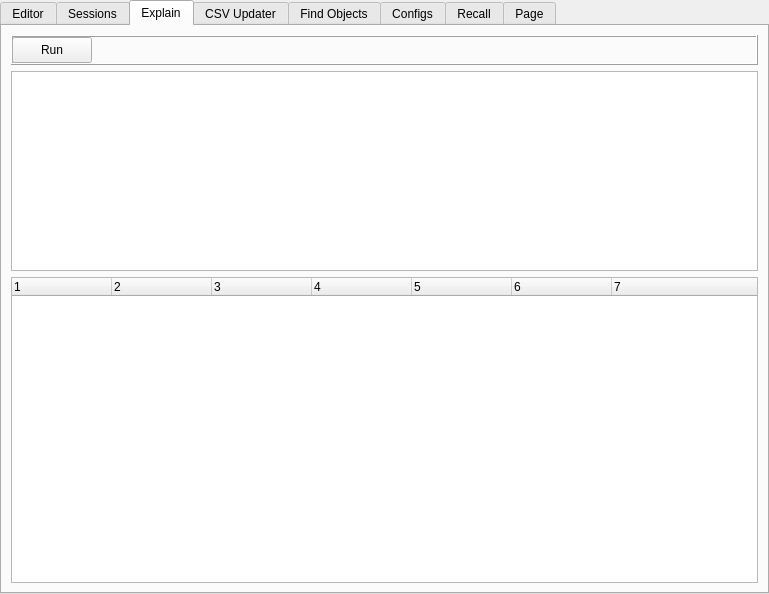
Old version of the form lib/d_editor.ui in the repository hugojunior-e/algarsql.
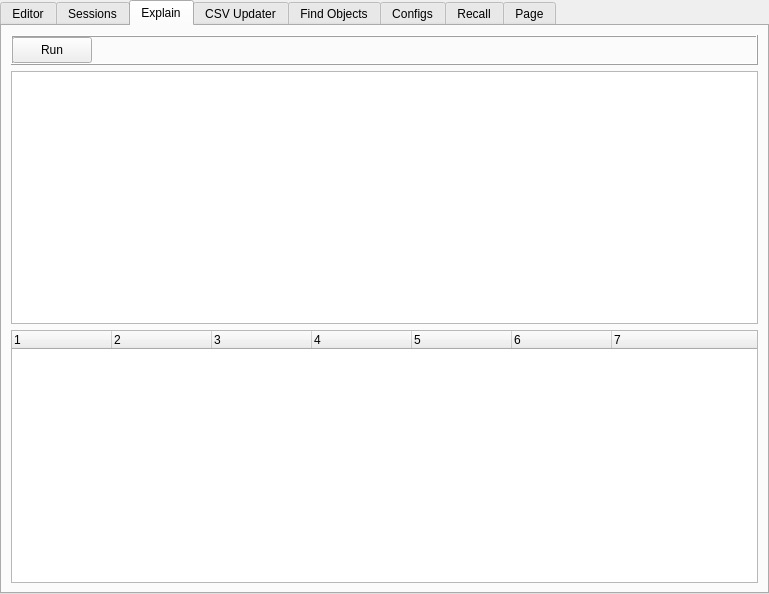
New version of the form. The open tabs and pages were chosen to show the change.

Diff of the .ui file:
```diff
--- a/lib/d_editor.ui
+++ b/lib/d_editor.ui
@@ -231,25 +231,7 @@
         </widget>
        </item>
        <item>
-        <widget class="QTextEdit" name="mem_explain">
-         <property name="minimumSize">
-          <size>
-           <width>0</width>
-           <height>200</height>
-          </size>
-         </property>
-         <property name="maximumSize">
-          <size>
-           <width>16777215</width>
-           <height>200</height>
-          </size>
-         </property>
-         <property name="font">
-          <font>
-           <family>Monospace</family>
-          </font>
-         </property>
-        </widget>
+        <widget class="QPlainTextEdit" name="mem_explain"/>
        </item>
        <item>
         <widget class="QTreeWidget" name="tree_explain">
```
Left out of the diff: 14 changed lines with no effect on the pictures.
